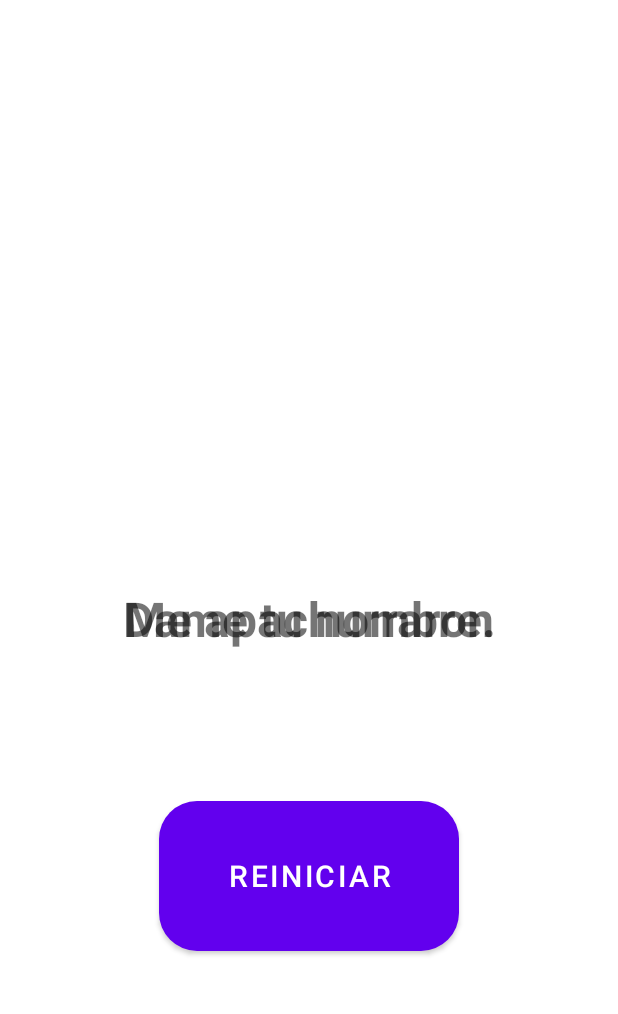
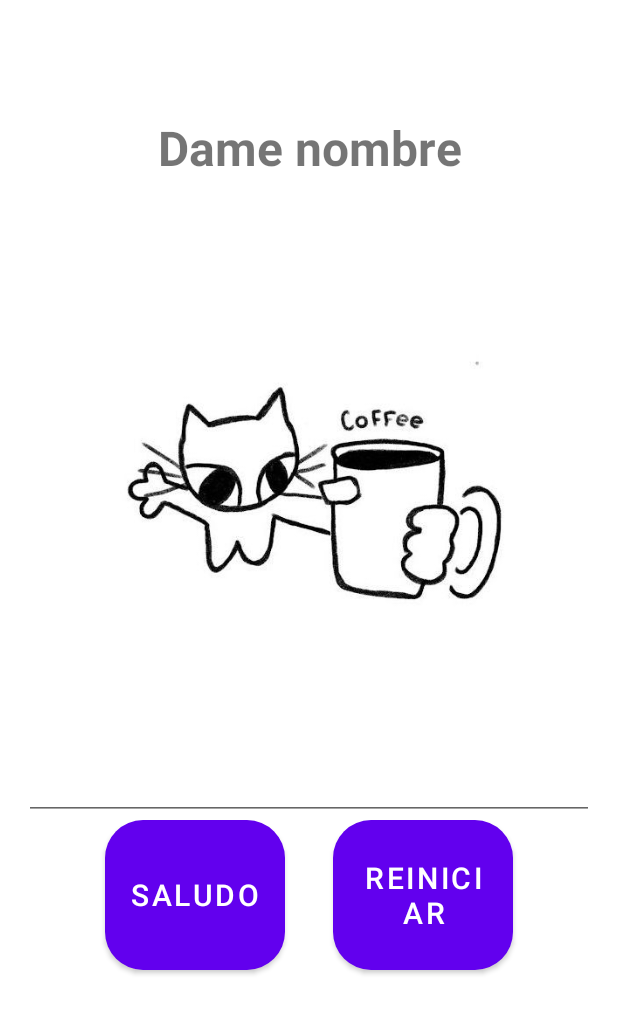
Before and after one commit to NovaNecros/CapacitacionFinantech, an Android app: the MainActivity screen opened directly, with no data from a screen before it, after a tap on "PRESIÓNAME", on a phone screen of 412 x 824 dp. Shown: the top 1014 px of the screen. Run offline under Robolectric (Android 15) with nearby library versions, the light colour scheme and no system bars.

Commit message:
Ya no es un hola mundo pero ahí va.

```diff
--- a/app/src/main/java/com/example/capacitacion3/MainActivity.java
+++ b/app/src/main/java/com/example/capacitacion3/MainActivity.java
@@ -19,6 +19,7 @@ import android.widget.Toast;
 public class MainActivity extends AppCompatActivity
 {
     Button miBoton;
+    Button botonSaludo;
     Button botonReiniciar;
     TextView textoSaludo;
     ImageView imagen;
@@ -33,12 +34,14 @@ public class MainActivity extends AppCompatActivity
         setContentView(R.layout.activity_main);
 
         miBoton = (Button) findViewById(R.id.botoncito);
+        botonSaludo = (Button) findViewById(R.id.botonSaludo);
         botonReiniciar = (Button) findViewById(R.id.botonReiniciar);
         textoSaludo = (TextView) findViewById(R.id.textoSaludo);
         imagen = (ImageView) findViewById(R.id.coffeeCat);
         editNombre = (EditText) findViewById(R.id.editNombre);
 
         miBoton.setVisibility(View.VISIBLE);
+        botonSaludo.setVisibility(View.GONE);
         botonReiniciar.setVisibility(View.GONE);
         imagen.setVisibility(View.GONE);
         editNombre.setVisibility(View.GONE);
@@ -48,20 +51,29 @@ public class MainActivity extends AppCompatActivity
             @Override
             public void onClick(View view)
             {
+                textoSaludo.setText("Dame nombre");
+                miBoton.setVisibility(View.GONE);
+                botonSaludo.setVisibility(View.VISIBLE);
+                botonReiniciar.setVisibility(View.VISIBLE);
+                imagen.setVisibility(View.VISIBLE);
+                editNombre.setVisibility(view.VISIBLE);
+
+            }
+        });
+
+        botonSaludo.setOnClickListener(new View.OnClickListener() {
+            @Override
+            public void onClick(View view)
+            {
                 String nombre = editNombre.getText().toString();
                 if(!nombre.isEmpty())
                 {
-                    textoSaludo.setText("Miau " + nombre);
-                    Toast.makeText(getApplicationContext(), "Presionaste el Botón" + nombre, Toast.LENGTH_SHORT).show();
+                    Toast.makeText(getApplicationContext(), "Tú " + nombre, Toast.LENGTH_SHORT).show();
                 }
                 else
                 {
-                    Toast.makeText(getApplicationContext(), "Debes darme tu nombre!", Toast.LENGTH_SHORT).show();
+                    Toast.makeText(getApplicationContext(), "Dame nombre >:(", Toast.LENGTH_SHORT).show();
                 }
-
-                textoSaludo.setText("Me apachurraron");
-                miBoton.setVisibility(View.GONE);
-                botonReiniciar.setVisibility(View.VISIBLE);
             }
         });
 
--- a/app/src/main/res/layout/activity_main.xml
+++ b/app/src/main/res/layout/activity_main.xml
@@ -7,20 +7,22 @@
     android:layout_width="match_parent"
     android:layout_height="match_parent"
     tools:context=".MainActivity">
-
+    <LinearLayout
+        android:layout_width="match_parent"
+        android:layout_height="match_parent"
+        android:paddingLeft="16dp"
+        android:paddingRight="16dp"
+        android:orientation="vertical"
+        android:gravity="center">
         <TextView
             android:id="@+id/textoSaludo"
-        android:layout_width="wrap_content"
+            android:layout_width="match_parent"
             android:layout_height="wrap_content"
-        android:text="Bienvenido"
+            android:text="ola"
             android:textSize="32sp"
             android:textStyle="bold"
             android:textAlignment="center"
-        android:gravity="center"
-        app:layout_constraintTop_toTopOf="parent"
-        app:layout_constraintBottom_toBottomOf="parent"
-        app:layout_constraintStart_toStartOf="parent"
-        app:layout_constraintEnd_toEndOf="parent"/>
+            android:gravity="center"/>
 
         <ImageView
             android:id="@+id/coffeeCat"
@@ -28,28 +30,15 @@
             android:layout_height="381dp"
             app:srcCompat="@mipmap/coffee_cat"/>
 
-    <TextView
-        android:id="@+id/dameNombre"
-        android:layout_width="match_parent"
-        android:layout_height="wrap_content"
-        android:text="Dame tu nombre."
-        android:textSize="32sp"
-        android:textStyle="bold"
-        android:textAlignment="center"
-        android:gravity="center"
-        app:layout_constraintTop_toTopOf="parent"
-        app:layout_constraintBottom_toBottomOf="parent"
-        app:layout_constraintStart_toStartOf="parent"
-        app:layout_constraintEnd_toEndOf="parent"/>
-
         <EditText
             android:id="@+id/editNombre"
             android:layout_width="match_parent"
             android:layout_height="wrap_content"
+            android:visibility="gone"
             android:ems="10"
             android:inputType="text"
+            android:gravity="center"
             android:text=""/>
-
         <Button
             android:id="@+id/botoncito"
             android:layout_width="200dp"
@@ -59,23 +48,39 @@
             android:textSize="20sp"
             android:padding="16dp"
             android:background="@drawable/boton_redondeado"
+            android:layout_gravity="center_horizontal"
+            android:layout_marginTop="100dp"/>
+        <LinearLayout
+            android:layout_width="match_parent"
+            android:layout_height="wrap_content"
+            android:gravity="center"
+            android:orientation="horizontal">
+            <Button
+                android:id="@+id/botonSaludo"
+                android:layout_width="120dp"
+                android:layout_height="100dp"
+                android:text="Saludo"
+                android:visibility="gone"
+                android:textSize="20sp"
+                android:padding="16dp"
+                android:background="@drawable/boton_redondeado"
+                android:layout_gravity="center_horizontal"
                 android:layout_marginTop="100dp"
-        app:layout_constraintTop_toBottomOf="@id/textoSaludo"
-        app:layout_constraintStart_toStartOf="parent"
-        app:layout_constraintEnd_toEndOf="parent"/>
-
+                android:layout_marginEnd="16dp"/>
             <Button
                 android:id="@+id/botonReiniciar"
-        android:layout_width="200dp"
+                android:layout_width="120dp"
                 android:layout_height="100dp"
                 android:text="Reiniciar"
                 android:visibility="gone"
                 android:textSize="20sp"
                 android:padding="16dp"
                 android:background="@drawable/boton_redondeado"
+                android:layout_gravity="center_horizontal"
                 android:layout_marginTop="100dp"
-        app:layout_constraintTop_toBottomOf="@id/textoSaludo"
-        app:layout_constraintStart_toStartOf="parent"
-        app:layout_constraintEnd_toEndOf="parent"/>
+                android:layout_marginStart="16dp"/>
+
+        </LinearLayout>
+</LinearLayout>
 
 </androidx.constraintlayout.widget.ConstraintLayout>
```
Lines whose indentation alone changed are shown as unchanged.
